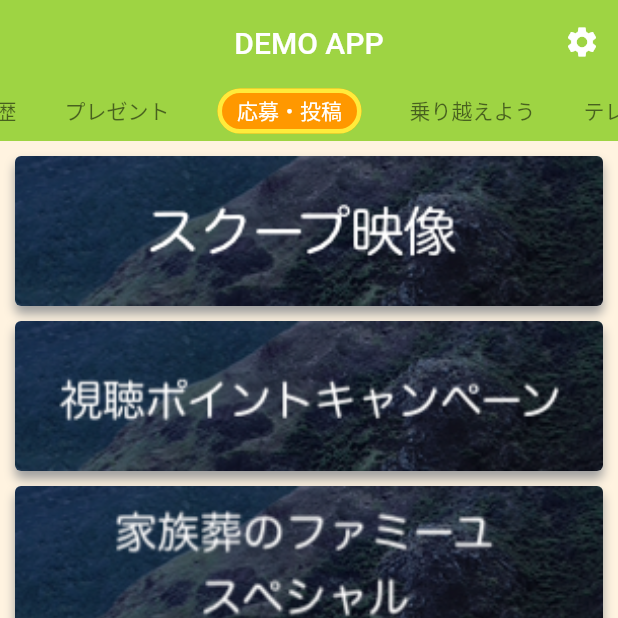
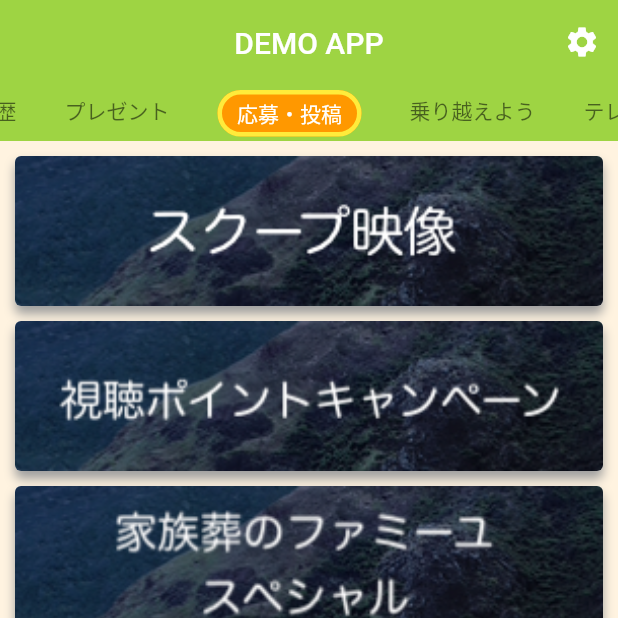
Before and after one commit to naoyasugita/clone_mrt_app, a Flutter app: the screen it shows after launch, tab 5 chosen, on a phone screen of 412 x 824 dp, the top half of it. Run offline on Flutter 3.47's test engine with Material 2 defaults, Android fonts, the phone set to English and light mode, and no system bars; missing offline and left inert: gradient_text.

Commit message:
タブのmarginを修正

```diff
--- a/clone_mrt_app/lib/screens/home_screen.dart
+++ b/clone_mrt_app/lib/screens/home_screen.dart
@@ -52,16 +52,13 @@ class _BuildAppBar extends State<BuildAppBar>
 
   @override
   void initState() {
-    // TODO: implement initState
     super.initState();
-    // Create TabController for getting the index of current tab
     _controller = TabController(length: tabs.length, vsync: this);
 
     _controller.addListener(() {
       setState(() {
         currentIndex = _controller.index;
       });
-      print("Selected Index: " + _controller.index.toString());
     });
   }
 
@@ -120,7 +117,7 @@ class _BuildAppBar extends State<BuildAppBar>
                       (_tab) => (_tab.name == tabs[currentIndex].name)
                           ? Container(
                               padding: EdgeInsets.symmetric(horizontal: 10),
-                              margin: EdgeInsets.symmetric(vertical: 3),
+                              margin: EdgeInsets.only(top: 4, bottom: 1),
                               decoration: BoxDecoration(
                                 border: Border.all(
                                   width: 3,
@@ -130,22 +127,14 @@ class _BuildAppBar extends State<BuildAppBar>
                                 boxShadow: [
                                   BoxShadow(
                                     color: Colors.orange,
-                                    // blurRadius: 5.0,
                                   )
                                 ],
                               ),
                               child: Tab(text: _tab.name),
-                              // child: Tab(text: index.toString()),
                             )
                           : Container(
-                              // padding: EdgeInsets.symmetric(horizontal: 10),
-                              // margin: EdgeInsets.symmetric(vertical: 3),
                               child: Tab(text: _tab.name),
-                              // child: Tab(text: index.toString()),
                             ),
-                      // (_tab) => Tab(
-                      //   text: _tab.name,
-                      // ),
                     )
                     .toList(),
               ),
```
